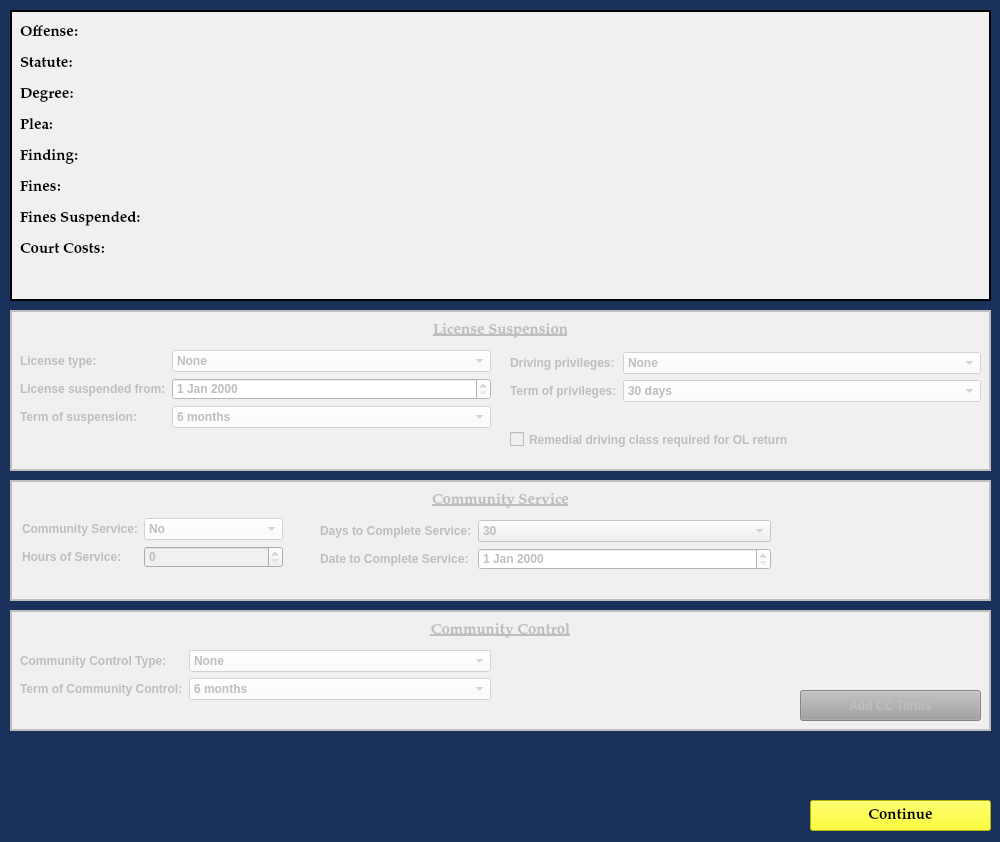
The window that resources/ui/AddConditionsDialog.ui (HunterProgram22/MuniEntry) describes before a commit, drawn with Qt 5.
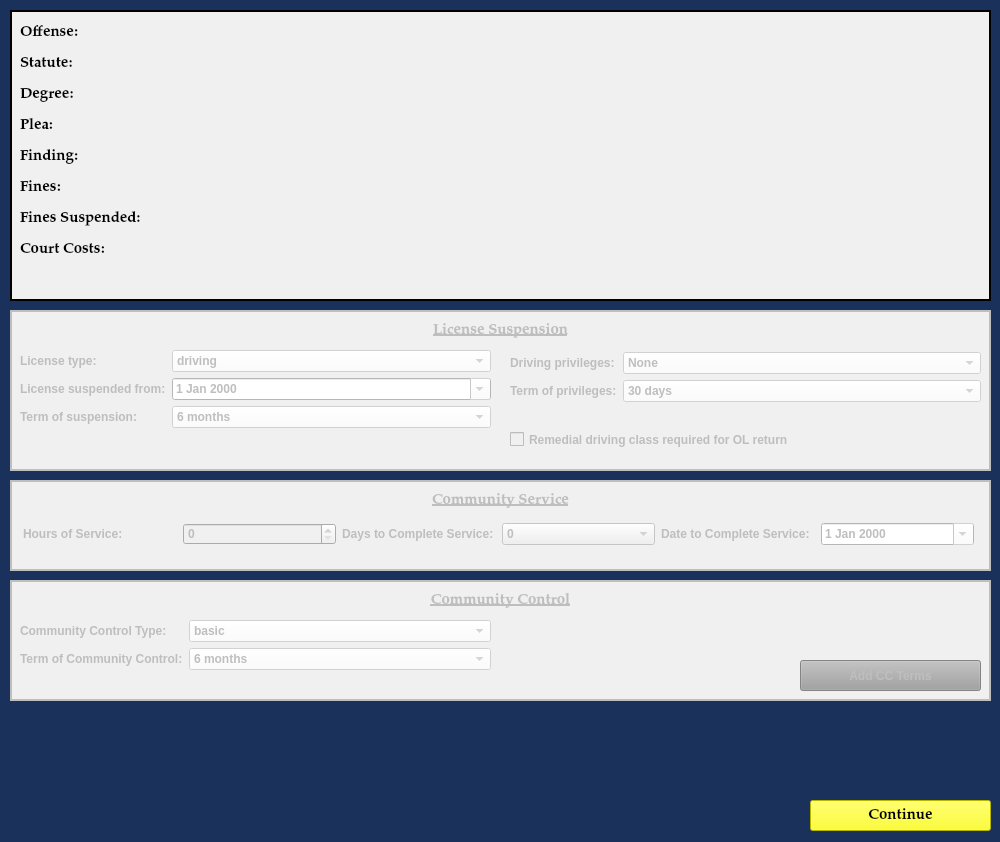
The same window after the commit.

Commit message: Fixed dates for add conditions.

Diff of the .ui file:
```diff
--- a/resources/ui/AddConditionsDialog.ui
+++ b/resources/ui/AddConditionsDialog.ui
@@ -430,11 +430,6 @@
        <property name="styleSheet">
         <string notr="true">background-color: rgb(255, 255, 255);</string>
        </property>
-       <item>
-        <property name="text">
-         <string>None</string>
-        </property>
-       </item>
        <item>
         <property name="text">
          <string>driving</string>
@@ -464,6 +459,9 @@
        <property name="styleSheet">
         <string notr="true">background-color: rgb(255, 255, 255);</string>
        </property>
+       <property name="calendarPopup">
+        <bool>true</bool>
+       </property>
       </widget>
      </item>
      <item row="2" column="0">
@@ -582,7 +580,7 @@
      <x>10</x>
      <y>480</y>
      <width>981</width>
-     <height>121</height>
+     <height>91</height>
     </rect>
    </property>
    <property name="styleSheet">
@@ -623,25 +621,40 @@
      <set>Qt::AlignCenter</set>
     </property>
    </widget>
-   <widget class="QWidget" name="layoutWidget">
+   <widget class="QWidget" name="">
     <property name="geometry">
      <rect>
-      <x>310</x>
-      <y>40</y>
-      <width>451</width>
-      <height>65</height>
+      <x>13</x>
+      <y>39</y>
+      <width>951</width>
+      <height>31</height>
      </rect>
     </property>
-    <layout class="QFormLayout" name="formLayout_3">
+    <layout class="QGridLayout" name="gridLayout">
      <item row="0" column="0">
+      <widget class="QLabel" name="label_15">
+       <property name="text">
+        <string>Hours of Service:</string>
+       </property>
+      </widget>
+     </item>
+     <item row="0" column="1">
+      <widget class="QSpinBox" name="community_service_hours_ordered_box"/>
+     </item>
+     <item row="0" column="2">
       <widget class="QLabel" name="label">
        <property name="text">
         <string>Days to Complete Service:</string>
        </property>
       </widget>
      </item>
-     <item row="0" column="1">
+     <item row="0" column="3">
       <widget class="QComboBox" name="community_service_days_to_complete_box">
+       <item>
+        <property name="text">
+         <string>0</string>
+        </property>
+       </item>
        <item>
         <property name="text">
          <string>30</string>
@@ -674,66 +687,23 @@
        </item>
       </widget>
      </item>
-     <item row="1" column="0">
+     <item row="0" column="4">
       <widget class="QLabel" name="label_22">
        <property name="text">
         <string>Date to Complete Service:</string>
        </property>
       </widget>
      </item>
-     <item row="1" column="1">
+     <item row="0" column="5">
       <widget class="QDateEdit" name="community_service_date_to_complete_box">
        <property name="styleSheet">
         <string notr="true">background-color: rgb(255, 255, 255);</string>
        </property>
-      </widget>
-     </item>
-    </layout>
-   </widget>
-   <widget class="QWidget" name="layoutWidget">
-    <property name="geometry">
-     <rect>
-      <x>12</x>
-      <y>38</y>
-      <width>261</width>
-      <height>65</height>
-     </rect>
-    </property>
-    <layout class="QFormLayout" name="formLayout_4">
-     <item row="0" column="0">
-      <widget class="QLabel" name="label_13">
-       <property name="text">
-        <string>Community Service:</string>
+       <property name="calendarPopup">
+        <bool>true</bool>
        </property>
       </widget>
      </item>
-     <item row="0" column="1">
-      <widget class="QComboBox" name="community_service_ordered_box">
-       <property name="styleSheet">
-        <string notr="true">background-color: rgb(255, 255, 255);</string>
-       </property>
-       <item>
-        <property name="text">
-         <string>No</string>
-        </property>
-       </item>
-       <item>
-        <property name="text">
-         <string>Yes</string>
-        </property>
-       </item>
-      </widget>
-     </item>
-     <item row="1" column="0">
-      <widget class="QLabel" name="label_15">
-       <property name="text">
-        <string>Hours of Service:</string>
-       </property>
-      </widget>
-     </item>
-     <item row="1" column="1">
-      <widget class="QSpinBox" name="community_service_hours_ordered_box"/>
-     </item>
     </layout>
    </widget>
   </widget>
@@ -744,7 +714,7 @@
    <property name="geometry">
     <rect>
      <x>10</x>
-     <y>610</y>
+     <y>580</y>
      <width>981</width>
      <height>121</height>
     </rect>
@@ -809,11 +779,6 @@
        <property name="styleSheet">
         <string notr="true">background-color: rgb(255, 255, 255);</string>
        </property>
-       <item>
-        <property name="text">
-         <string>None</string>
-        </property>
-       </item>
        <item>
         <property name="text">
          <string>basic</string>
```
Left out of the diff: 17 changed lines with no effect on the pictures. The commit also changes 9 other files.
